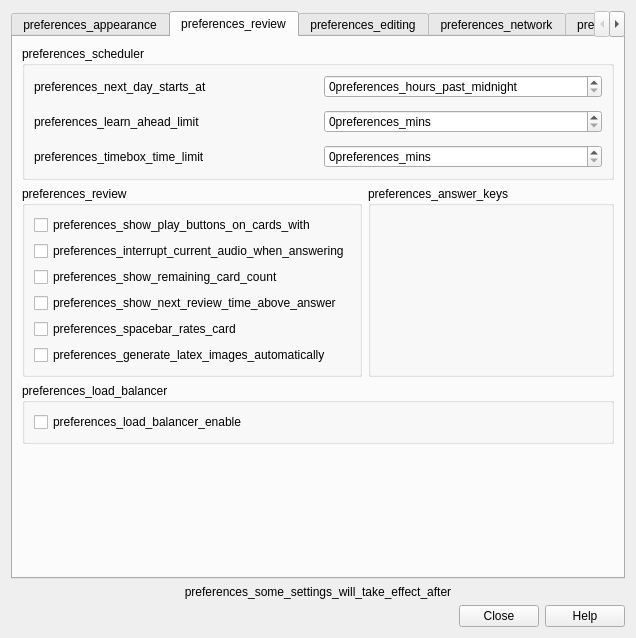
Before: the Qt Designer form qt/aqt/forms/preferences.ui in ankitects/anki, drawn with Qt 5.
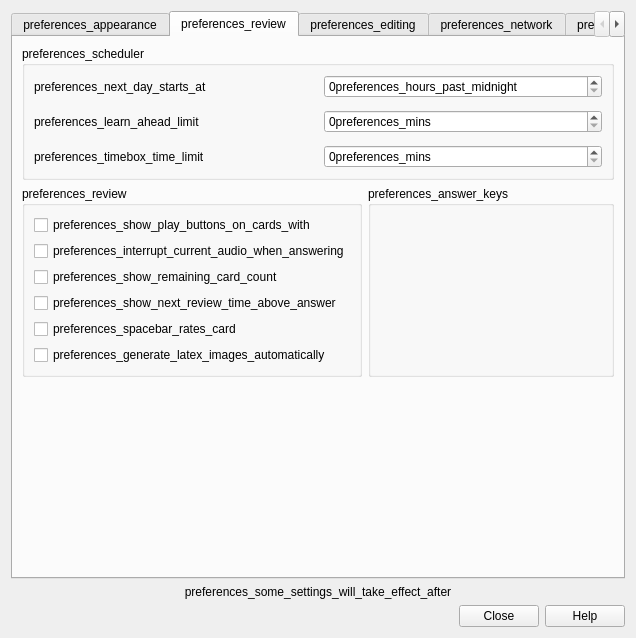
After: the same form once the commit is applied. The open tabs and pages were chosen to show the change.

Commit message: remove all configuration; load balancer enabled by default; disperse siblings if bury_reviews is set

What changed in the file:
```diff
--- a/qt/aqt/forms/preferences.ui
+++ b/qt/aqt/forms/preferences.ui
@@ -450,22 +450,6 @@
          </item>
         </layout>
        </item>
-       <item>
-        <widget class="QGroupBox" name="groupBox">
-         <property name="title">
-          <string>preferences_load_balancer</string>
-         </property>
-         <layout class="QVBoxLayout" name="verticalLayout_7">
-          <item>
-           <widget class="QCheckBox" name="load_balancer_enable">
-            <property name="text">
-             <string>preferences_load_balancer_enable</string>
-            </property>
-           </widget>
-          </item>
-         </layout>
-        </widget>
-       </item>
        <item>
         <spacer name="verticalSpacer_12">
          <property name="orientation">
```
The commit also changes 19 other files.
